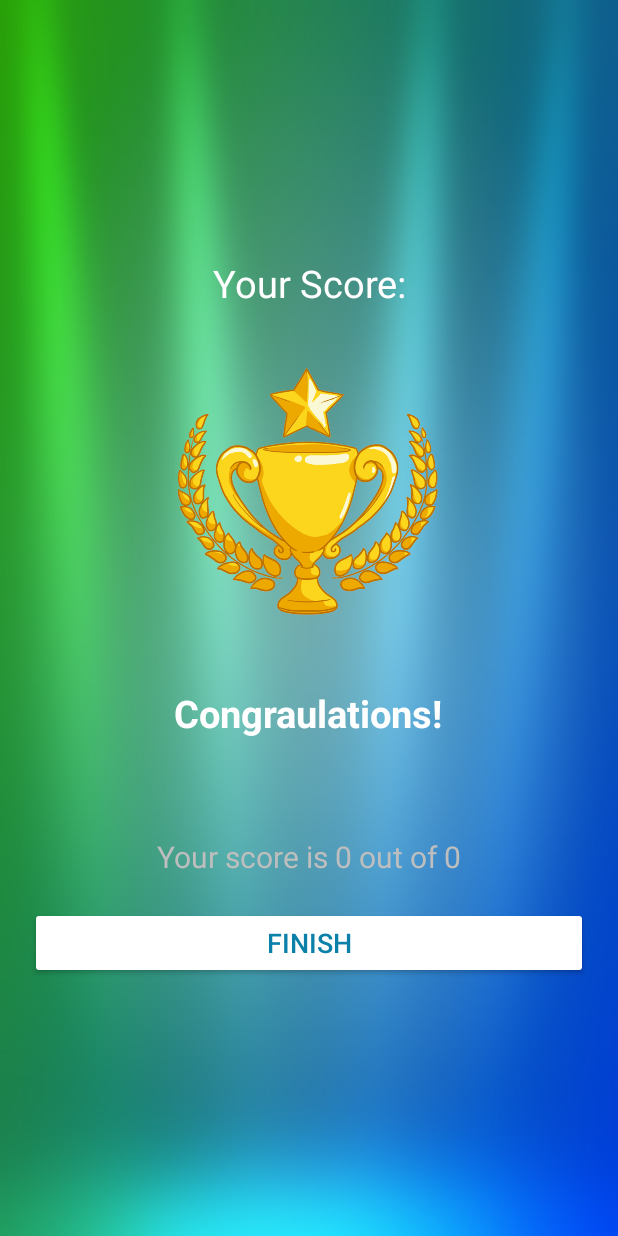
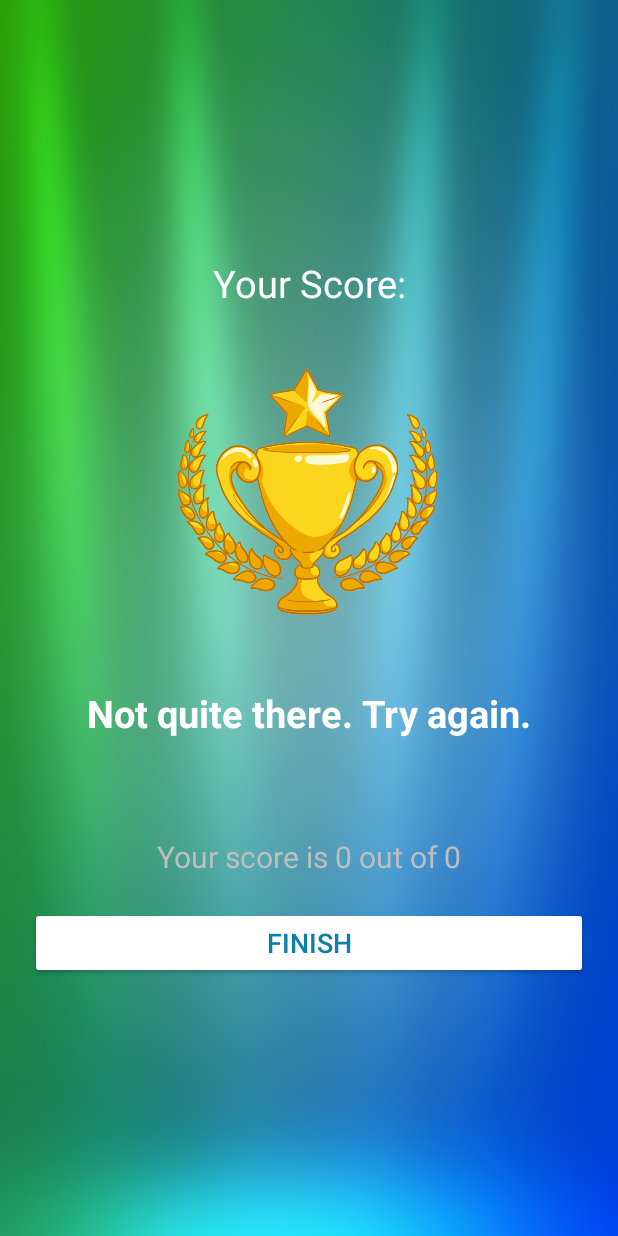
Before and after one commit to denzelbell/ASLBasicsQuizApp, an Android app: the Results screen opened directly, with no data from a screen before it, on a phone screen of 412 x 824 dp. Run offline under Robolectric (Android 15) with nearby library versions, the phone set to English and light mode, and no system bars.

Commit message:
- Updated to UI

```diff
--- a/app/src/main/java/com/example/aslbasics/QuizQuestions.kt
+++ b/app/src/main/java/com/example/aslbasics/QuizQuestions.kt
@@ -72,7 +72,7 @@ class QuizQuestions : AppCompatActivity(), View.OnClickListener {
         tv_question.text = question!!.questions
 
         // set image
-        iv_image.setImageResource(question.image)
+        iv_sign.setImageResource(question.image)
 
         // set text
         tv_opt1.text = question.opt1
--- a/app/src/main/java/com/example/aslbasics/Results.kt
+++ b/app/src/main/java/com/example/aslbasics/Results.kt
@@ -1,9 +1,12 @@
 package com.example.aslbasics
 
 import android.content.Intent
+import android.graphics.Color
+import android.graphics.Typeface
 import androidx.appcompat.app.AppCompatActivity
 import android.os.Bundle
 import android.view.View
+import androidx.core.content.ContextCompat
 import kotlinx.android.synthetic.main.activity_results.*
 
 class Results : AppCompatActivity() {
@@ -17,6 +20,11 @@ class Results : AppCompatActivity() {
         val totalQuestions = intent.getIntExtra(Constants.TOTAL_QUESTIONS, 0)
         val correctAnswers = intent.getIntExtra(Constants.CORRECT_ANSWERS, 0)
 
+        if (correctAnswers <= 5){
+            tv_congratulations.setText("Not quite there. Try again.")
+            iv_result
+        }
+
         tv_result_name.text = username
         tv_score.text = "Your score is $correctAnswers out of $totalQuestions"
 
--- a/app/src/main/res/layout/activity_quiz_questions.xml
+++ b/app/src/main/res/layout/activity_quiz_questions.xml
@@ -31,7 +31,7 @@
         />
 
         <ImageView
-            android:id="@+id/iv_image"
+            android:id="@+id/iv_sign"
             android:layout_width="200sp"
             android:layout_height="220sp"
             android:layout_marginTop="16dp"
--- a/app/src/main/res/layout/activity_results.xml
+++ b/app/src/main/res/layout/activity_results.xml
@@ -22,7 +22,7 @@
         />
 
     <ImageView
-        android:id="@+id/iv_image"
+        android:id="@+id/iv_result"
         android:layout_width="200sp"
         android:layout_height="220sp"
         android:layout_marginTop="16dp"
```
Also changed, not shown: app/src/main/res/drawable/failed.png (added).
